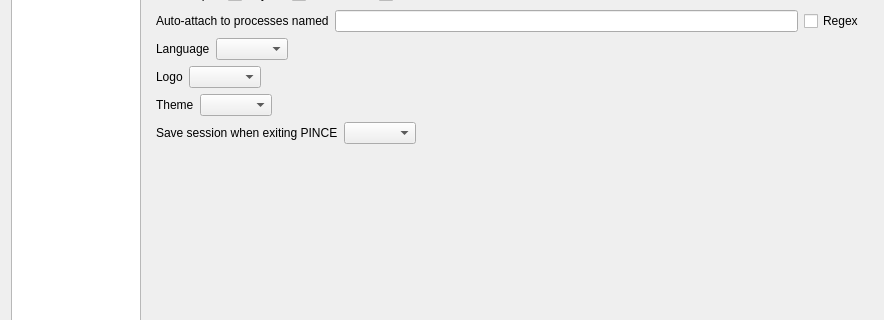
Before: the Qt Designer form GUI/Widgets/Settings/Form/SettingsDialog.ui in korcankaraokcu/PINCE, drawn with Qt 5; both pictures show x 0 to 884 and y 164 to 484 of the 884 by 633 pixel window.
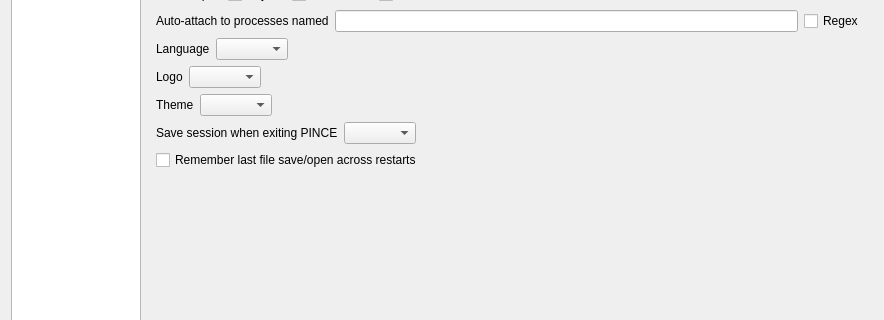
After: the same form once the commit is applied.

Commit message: Add setting for remembering last session file directory

Patch:
```diff
--- a/GUI/Widgets/Settings/Form/SettingsDialog.ui
+++ b/GUI/Widgets/Settings/Form/SettingsDialog.ui
@@ -390,6 +390,13 @@
                </item>
               </layout>
              </item>
+             <item>
+              <widget class="QCheckBox" name="checkBox_RememberLastPctDirectory">
+               <property name="text">
+                <string>Remember last file save/open across restarts</string>
+               </property>
+              </widget>
+             </item>
              <item>
               <spacer name="verticalSpacer_2">
                <property name="orientation">
```
The commit also changes 5 other files.
